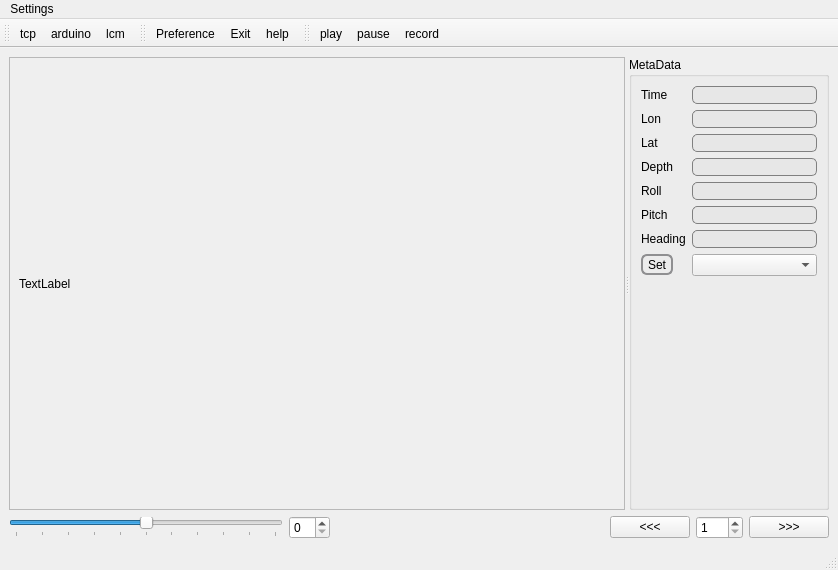
Old version of the form imagedisplay5_ui.ui in the repository epifanio/imagedisplay.
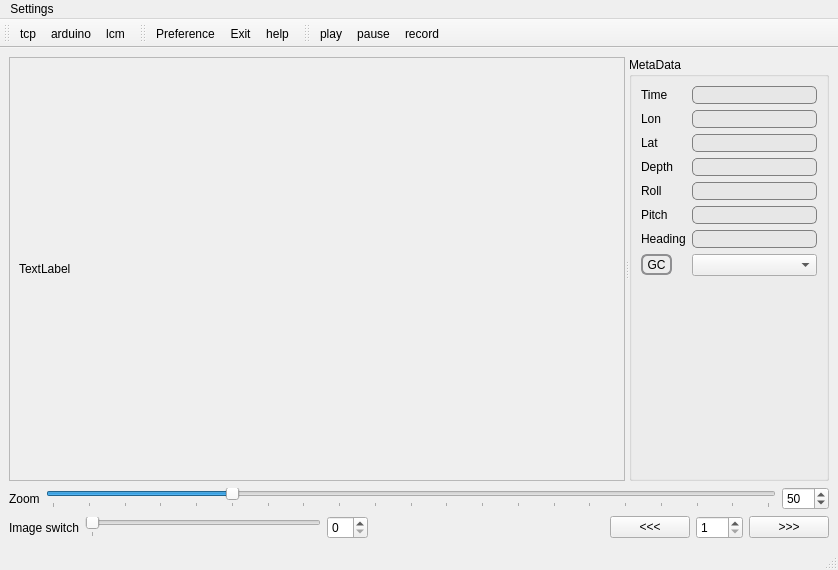
New version of the form. Icons and pictures are not drawn.

Commit message: Sync image browser tools

```diff
--- a/imagedisplay5_ui.ui
+++ b/imagedisplay5_ui.ui
@@ -33,8 +33,8 @@
           <rect>
            <x>0</x>
            <y>0</y>
-           <width>605</width>
-           <height>332</height>
+           <width>612</width>
+           <height>298</height>
           </rect>
          </property>
          <layout class="QVBoxLayout" name="verticalLayout_4">
@@ -270,7 +270,7 @@
  }</string>
             </property>
             <property name="text">
-             <string>Set</string>
+             <string>GC</string>
             </property>
            </widget>
           </item>
@@ -313,11 +313,20 @@
      </widget>
     </item>
     <item>
-     <layout class="QHBoxLayout" name="horizontalLayout_2">
+     <layout class="QVBoxLayout" name="verticalLayout_5">
+      <item>
+       <layout class="QHBoxLayout" name="horizontalLayout">
+        <item>
+         <widget class="QLabel" name="label">
+          <property name="text">
+           <string>Zoom</string>
+          </property>
+         </widget>
+        </item>
       <item>
        <widget class="QSlider" name="ZoomStepSlider">
         <property name="maximum">
-         <number>100</number>
+           <number>200</number>
         </property>
         <property name="value">
          <number>50</number>
@@ -334,7 +343,54 @@
        </widget>
       </item>
       <item>
-       <widget class="QSpinBox" name="ZoomStepspinBox"/>
+         <widget class="QSpinBox" name="ZoomStepspinBox">
+          <property name="maximum">
+           <number>200</number>
+          </property>
+          <property name="value">
+           <number>50</number>
+          </property>
+         </widget>
+        </item>
+       </layout>
+      </item>
+      <item>
+       <layout class="QHBoxLayout" name="horizontalLayout_2">
+        <item>
+         <widget class="QLabel" name="label_2">
+          <property name="text">
+           <string>Image switch</string>
+          </property>
+         </widget>
+        </item>
+        <item>
+         <widget class="QSlider" name="ImageIndexSlider">
+          <property name="value">
+           <number>0</number>
+          </property>
+          <property name="sliderPosition">
+           <number>0</number>
+          </property>
+          <property name="orientation">
+           <enum>Qt::Horizontal</enum>
+          </property>
+          <property name="tickPosition">
+           <enum>QSlider::TicksBelow</enum>
+          </property>
+          <property name="tickInterval">
+           <number>500</number>
+          </property>
+         </widget>
+        </item>
+        <item>
+         <widget class="QSpinBox" name="ImageIndexspinBox">
+          <property name="minimum">
+           <number>0</number>
+          </property>
+          <property name="value">
+           <number>0</number>
+          </property>
+         </widget>
       </item>
       <item>
        <spacer name="horizontalSpacer">
@@ -391,6 +447,8 @@
      </layout>
     </item>
    </layout>
+    </item>
+   </layout>
   </widget>
   <widget class="QMenuBar" name="menubar">
    <property name="geometry">
```
Left out of the diff: 14 changed lines with no effect on the pictures. Lines whose indentation alone changed are shown as unchanged. The commit also changes 2 other files.
